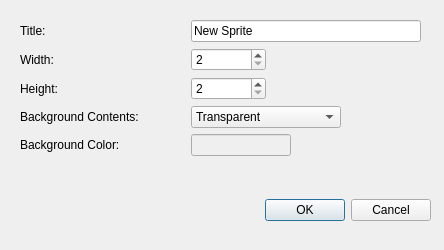
Qt form A6-SpriteEditor/A6-SpriteEditor/newfiledialog.ui (thePeterPan/CS3505-2016) before a commit.
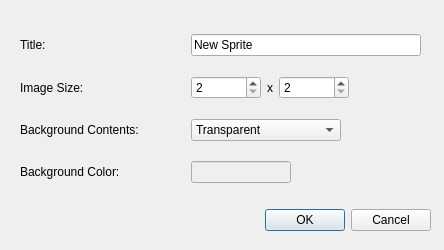
The same form after that commit. Custom widgets are drawn as their Qt base class.

Commit message: New file dialog works properly.

```diff
--- a/A6-SpriteEditor/A6-SpriteEditor/newfiledialog.ui
+++ b/A6-SpriteEditor/A6-SpriteEditor/newfiledialog.ui
@@ -29,7 +29,7 @@
    <property name="geometry">
     <rect>
      <x>230</x>
-     <y>180</y>
+     <y>190</y>
      <width>201</width>
      <height>61</height>
     </rect>
@@ -41,23 +41,26 @@
     <set>QDialogButtonBox::Cancel|QDialogButtonBox::Ok</set>
    </property>
   </widget>
-  <widget class="QWidget" name="">
+  <widget class="QWidget" name="layoutWidget">
    <property name="geometry">
     <rect>
      <x>20</x>
      <y>20</y>
      <width>401</width>
-     <height>188</height>
+     <height>181</height>
     </rect>
    </property>
-   <layout class="QFormLayout" name="formLayout">
-    <property name="labelAlignment">
-     <set>Qt::AlignLeading|Qt::AlignLeft|Qt::AlignVCenter</set>
-    </property>
-    <item row="0" column="0">
-     <widget class="QLabel" name="title_label">
+   <layout class="QGridLayout" name="gridLayout">
+    <item row="3" column="0">
+     <widget class="QLabel" name="bgContents_label">
+      <property name="minimumSize">
+       <size>
+        <width>165</width>
+        <height>0</height>
+       </size>
+      </property>
       <property name="text">
-       <string>Title:</string>
+       <string>Background Contents:</string>
       </property>
      </widget>
     </item>
@@ -68,38 +71,16 @@
       </property>
      </widget>
     </item>
-    <item row="2" column="0">
-     <widget class="QLabel" name="width_label">
-      <property name="text">
-       <string>Width:</string>
-      </property>
-     </widget>
-    </item>
-    <item row="2" column="1">
-     <widget class="QSpinBox" name="width_spinBox">
-      <property name="maximumSize">
-       <size>
-        <width>75</width>
-        <height>16777215</height>
-       </size>
-      </property>
-      <property name="minimum">
-       <number>2</number>
-      </property>
-     </widget>
-    </item>
-    <item row="4" column="0">
-     <widget class="QLabel" name="height_label">
-      <property name="text">
-       <string>Height:</string>
-      </property>
-      <property name="alignment">
-       <set>Qt::AlignRight|Qt::AlignTrailing|Qt::AlignVCenter</set>
-      </property>
-     </widget>
-    </item>
-    <item row="4" column="1">
+    <item row="1" column="1">
+     <layout class="QHBoxLayout" name="horizontalLayout_2">
+      <item>
      <widget class="QSpinBox" name="height_spinBox">
+        <property name="minimumSize">
+         <size>
+          <width>70</width>
+          <height>0</height>
+         </size>
+        </property>
       <property name="maximumSize">
        <size>
         <width>75</width>
@@ -109,23 +90,67 @@
       <property name="minimum">
        <number>2</number>
       </property>
-     </widget>
-    </item>
-    <item row="5" column="0">
-     <widget class="QLabel" name="bgContents_label">
+        <property name="maximum">
+         <number>5000</number>
+        </property>
+       </widget>
+      </item>
+      <item>
+       <widget class="QLabel" name="x_label">
+        <property name="text">
+         <string>x</string>
+        </property>
+        <property name="alignment">
+         <set>Qt::AlignCenter</set>
+        </property>
+       </widget>
+      </item>
+      <item>
+       <widget class="QSpinBox" name="width_spinBox">
       <property name="minimumSize">
        <size>
-        <width>165</width>
+          <width>70</width>
         <height>0</height>
        </size>
       </property>
+        <property name="maximumSize">
+         <size>
+          <width>75</width>
+          <height>16777215</height>
+         </size>
+        </property>
+        <property name="minimum">
+         <number>2</number>
+        </property>
+        <property name="maximum">
+         <number>5000</number>
+        </property>
+       </widget>
+      </item>
+      <item>
+       <spacer name="horizontalSpacer">
+        <property name="orientation">
+         <enum>Qt::Horizontal</enum>
+        </property>
+        <property name="sizeHint" stdset="0">
+         <size>
+          <width>40</width>
+          <height>20</height>
+         </size>
+        </property>
+       </spacer>
+      </item>
+     </layout>
+    </item>
+    <item row="1" column="0">
+     <widget class="QLabel" name="width_label">
       <property name="text">
-       <string>Background Contents:</string>
+       <string>Image Size:</string>
       </property>
      </widget>
     </item>
-    <item row="5" column="1">
-     <widget class="QComboBox" name="comboBox">
+    <item row="3" column="1">
+     <widget class="QComboBox" name="bgContents_comboBox">
       <property name="maximumSize">
        <size>
         <width>150</width>
@@ -144,14 +169,21 @@
       </item>
      </widget>
     </item>
-    <item row="6" column="0">
+    <item row="0" column="0">
+     <widget class="QLabel" name="title_label">
+      <property name="text">
+       <string>Title:</string>
+      </property>
+     </widget>
+    </item>
+    <item row="4" column="0">
      <widget class="QLabel" name="bgColor_label">
       <property name="text">
        <string>Background Color:</string>
       </property>
      </widget>
     </item>
-    <item row="6" column="1">
+    <item row="4" column="1">
      <widget class="color_widgets::ColorLineEdit" name="bgColor_colorLineEdit">
       <property name="enabled">
        <bool>false</bool>
```
Left out of the diff: 35 changed lines with no effect on the pictures. Lines whose indentation alone changed are shown as unchanged. The commit also changes 3 other files.
